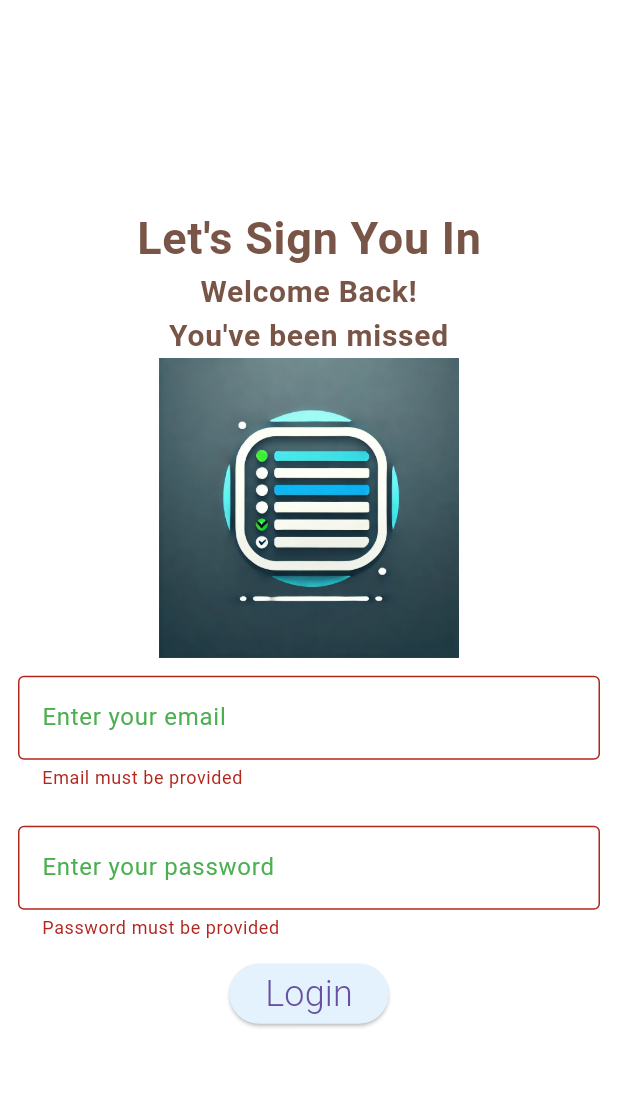
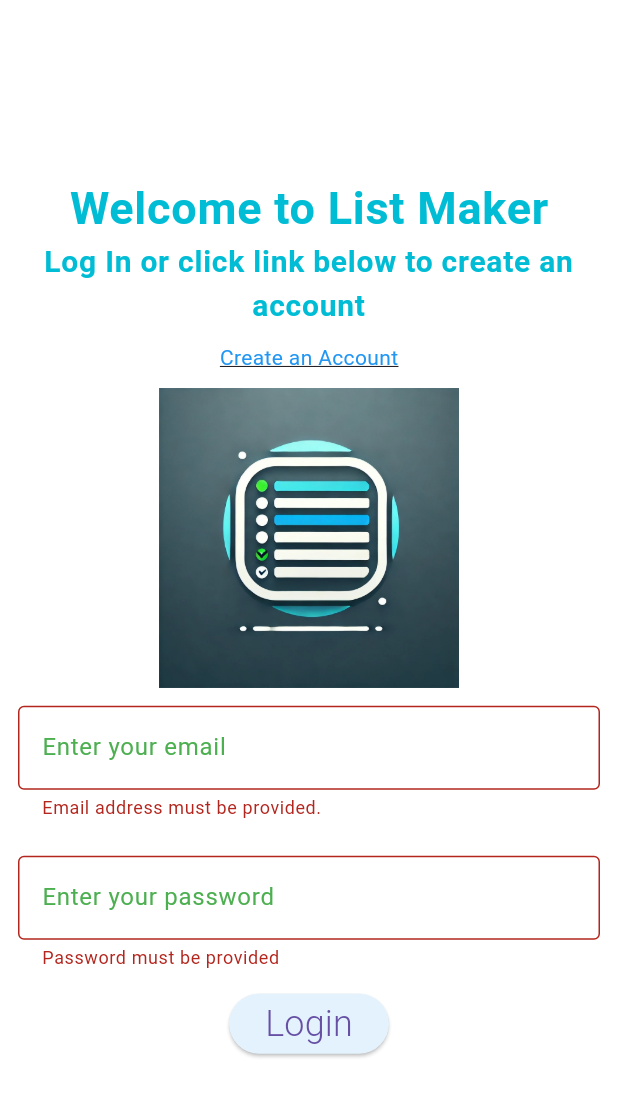
Before and after one commit to Pryowin/list_maker_fe, a Flutter app: the screen it shows after launch, after a tap on "Login", on a phone screen of 412 x 824 dp. Shown: the top 1097 px of the screen. Run offline on Flutter 3.47's test engine with Material 3 defaults, Android fonts, the phone set to English and light mode, and no system bars; our stand-ins replace dio, email_validator, shared_preferences; generated files the repository leaves out were written again.

Commit message:
Login validates against backend. Create account link created

```diff
--- a/lib/login_page.dart
+++ b/lib/login_page.dart
@@ -1,5 +1,11 @@
+import 'package:dio/dio.dart';
+import 'package:flutter/foundation.dart';
 import 'package:flutter/material.dart';
+import 'package:list_maker/create_account.dart';
+import 'package:list_maker/services/api_service.dart';
 import 'package:list_maker/services/auth_service.dart';
+import 'package:list_maker/utils/dialog_box.dart';
+import 'package:list_maker/validators/login_page_validators.dart';
 import 'package:list_maker/widgets/login_textfield.dart';
 import 'package:provider/provider.dart';
 
@@ -7,21 +13,52 @@ class LoginPage extends StatelessWidget {
   LoginPage({super.key});
 
   final _formkey = GlobalKey<FormState>();
-  // TODO Change print statements to Debug
+
   Future<void> loginUser(BuildContext context) async {
     if (_formkey.currentState != null && _formkey.currentState!.validate()) {
-      print(emailController.text);
-      print(passwordController.text);
+      final email = emailController.text;
+      final password = passwordController.text;
+      if (kDebugMode) {
+        print(email);
+      }
+      if (kDebugMode) {
+        print(password);
+      }
 
-      //TODO Add call to API to validate login.
+      final formData = {'email': email, 'password': password};
+
+      final apiService = Provider.of<ApiService>(context, listen: false);
+      try {
+        final _ = await apiService.postRequest('/get_token', data: formData);
+
         await context
             .read<AuthService>()
             .loginUser(emailController.text, "JWT", "REFRESH");
 
-      //TODO fix issue with context
+        if (context.mounted) {
           Navigator.pushReplacementNamed(context, '/lists',
               arguments: emailController.text);
+          if (kDebugMode) {
             print('login successful');
+          }
+          emailController.clear();
+          passwordController.clear();
+        }
+      } on DioException catch (de) {
+        if (de.response != null) {
+          if (de.response!.statusCode == 401) {
+            showErrorDialog(
+                // ignore: use_build_context_synchronously
+                context,
+                "Login failed: Bad Password or email address.");
+          }
+        } else {
+          showErrorDialog(
+              // ignore: use_build_context_synchronously
+              context,
+              "Login failed for unknown reasons. Please try again later.");
+        }
+      }
     }
   }
 
@@ -35,26 +72,42 @@ class LoginPage extends StatelessWidget {
         body: Center(
             child:
                 Column(mainAxisAlignment: MainAxisAlignment.center, children: [
-          const Text('Let\'s Sign You In',
+          const Text('Welcome to List Maker',
               style: TextStyle(
                   fontSize: 30,
-                  color: Colors.brown,
+                  color: Colors.cyan,
                   fontWeight: FontWeight.bold,
                   letterSpacing: 0.5)),
           const Text(
-            'Welcome Back! \nYou\'ve been missed',
+            'Log In or click link below to create an account',
             textAlign: TextAlign.center,
             style: TextStyle(
                 fontSize: 20,
-                color: Colors.brown,
+                color: Colors.cyan,
                 fontWeight: FontWeight.bold,
                 letterSpacing: 0.5),
           ),
+          const SizedBox(height: 10),
+          GestureDetector(
+            child: const Text(
+              'Create an Account',
+              style: TextStyle(
+                color: Colors.blue,
+                decoration: TextDecoration.underline,
+              ),
+            ),
+            onTap: () {
+              Navigator.push(
+                context,
+                MaterialPageRoute(builder: (context) => const CreateAccount()),
+              );
+            },
+          ),
+          const SizedBox(height: 10),
           Image.asset(
             'assets/images/list.jpg',
             height: 200,
           ),
-          //TODO Implement email validation
           Form(
               key: _formkey,
               child: Column(children: [
@@ -62,26 +115,13 @@ class LoginPage extends StatelessWidget {
                     controller: emailController,
                     hintText: 'Enter your email',
                     validator: (value) {
-                    if (value == null || value.isEmpty) {
-                      return "Email must be provided";
-                    }
-                    if (value.length < 6) {
-                      return "Invalid email";
-                    }
-                    return null;
-                  },
-                ),
+                      return isEmailValid(value);
+                    }),
                 LoginTextfield(
                   controller: passwordController,
                   hintText: "Enter your password",
                   validator: (value) {
-                    if (value == null || value.isEmpty) {
-                      return "Password must be provided";
-                    }
-                    if (value.length < 8 || value.length > 20) {
-                      return "Password must be between 8 and 20 characters in length.";
-                    }
-                    return null;
+                    return isPasswordValid(value);
                   },
                   hideText: true,
                 ),
@@ -91,7 +131,7 @@ class LoginPage extends StatelessWidget {
                     },
                     style: ElevatedButton.styleFrom(
                         backgroundColor: Colors.blue.shade50),
-                    child: const Text('Login',
+                    child: Text('Login',
                         style: TextStyle(
                             fontSize: 24, fontWeight: FontWeight.w300))),
               ]))
--- a/lib/main.dart
+++ b/lib/main.dart
@@ -1,16 +1,31 @@
 import 'package:flutter/material.dart';
+import 'package:list_maker/create_account.dart';
+import 'package:list_maker/services/auth_service.dart';
+import 'package:provider/provider.dart';
+
+import 'package:list_maker/services/api_service.dart';
+
+import 'package:list_maker/show_lists.dart';
 import 'package:list_maker/login_page.dart';
-import 'package:list_maker/services/auth_service.dart';
-import 'package:list_maker/show_lists.dart';
-import 'package:provider/provider.dart';
 
 void main() async {
   WidgetsFlutterBinding.ensureInitialized();
 
+  //TODO Use configuration to replace hard-coded URL
+  final apiService = ApiService.instance;
+
+  // Configure Dio
+  apiService.configureDio(baseUrl: 'http://localhost:5000');
+
   await AuthService.init();
 
-  runApp(Provider(
-    create: (BuildContext context) => AuthService(),
+  runApp(MultiProvider(
+    providers: [
+      Provider<ApiService>(
+        create: (_) => ApiService.instance,
+      ),
+      Provider<AuthService>(create: (_) => AuthService())
+    ],
     child: const ListMaker(),
   ));
 }
@@ -30,21 +45,14 @@ class ListMaker extends StatelessWidget {
         /* home: const CounterStateful(
         buttonColor: Colors.amber,
       ), */
-      home: FutureBuilder<bool>(
-        future: context.read<AuthService>().isUserLoggedIn(),
-        builder: (context, AsyncSnapshot<bool> snapshot) {
-          if (snapshot.connectionState == ConnectionState.done) {
-            if (snapshot.hasData && snapshot.data!) {
-              return const ShowLists();
-            } else {
-              return LoginPage();
+        debugShowCheckedModeBanner: false,
+        routes: {
+          '/lists': (context) => const ShowLists(),
+          '/login': (context) => LoginPage(),
+          '/createAccount': (context) => const CreateAccount(),
+        },
+        home: context.read<AuthService>().isUserValid()
+            ? const ShowLists()
+            : LoginPage());
   }
 }
-          return const CircularProgressIndicator();
-        },
-      ),
-      debugShowCheckedModeBanner: false,
-      routes: {'/lists': (context) => const ShowLists()},
-    );
-  }
-}
--- a/lib/services/auth_service.dart
+++ b/lib/services/auth_service.dart
@@ -21,8 +21,8 @@ class AuthService {
     }
   }
 
-  Future<bool> isUserLoggedIn() async {
-    String? userName = await _prefs.getString("userName");
+  bool isUserValid() {
+    String? userName = _prefs.getString("userName");
     return userName != null;
   }
 
--- a/lib/show_lists.dart
+++ b/lib/show_lists.dart
@@ -19,7 +19,7 @@ class _ShowListsState extends State<ShowLists> {
           IconButton(
               onPressed: () {
                 context.read<AuthService>().logoutUser();
-                Navigator.popAndPushNamed(context, '/');
+                Navigator.pushReplacementNamed(context, '/login');
               },
               icon: const Icon(Icons.logout))
         ],
--- /dev/null
+++ b/lib/validators/login_page_validators.dart
@@ -0,0 +1,18 @@
+import 'package:email_validator/email_validator.dart';
+
+String? isPasswordValid(value) {
+  if (value == null || value.isEmpty) {
+    return "Password must be provided";
+  }
+  if (value.length < 8 || value.length > 20) {
+    return "Password must be between 8 and 20 characters in length.";
+  }
+  return null;
+}
+
+String? isEmailValid(String? email) {
+  if (email == null || email.isEmpty) {
+    return "Email address must be provided.";
+  }
+  return EmailValidator.validate(email) ? null : "Invalid Email Address";
+}
--- a/pubspec.yaml
+++ b/pubspec.yaml
@@ -7,9 +7,11 @@ publish_to: 'none'
 version: 1.0.0+1
 
 environment:
-  sdk: ^3.5.1
+  sdk: ^3.5.0
 
 dependencies:
+  dio: ^5.7.0
+  email_validator: ^3.0.0
   flutter:
     sdk: flutter
   flutter_localizations:
```
Also changed, not shown: lib/create_account.dart (added, +13 -0 lines), lib/services/api_service.dart (added, +85 -0 lines), lib/utils/dialog_box.dart (added, +21 -0 lines), pubspec.lock. Lines whose indentation alone changed are shown as unchanged.
